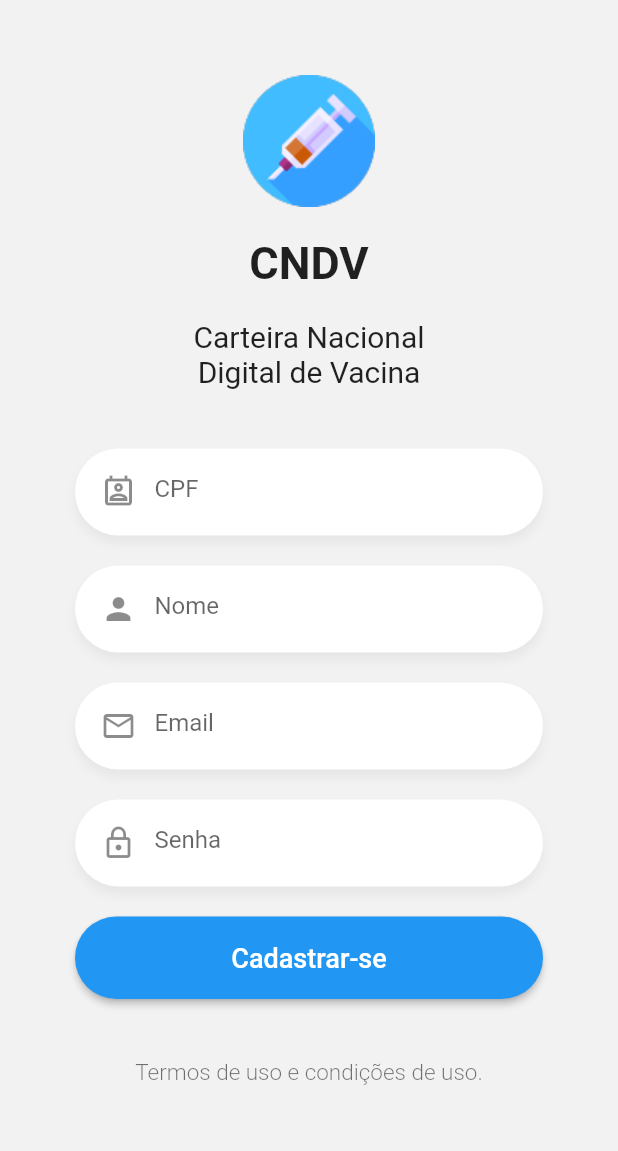
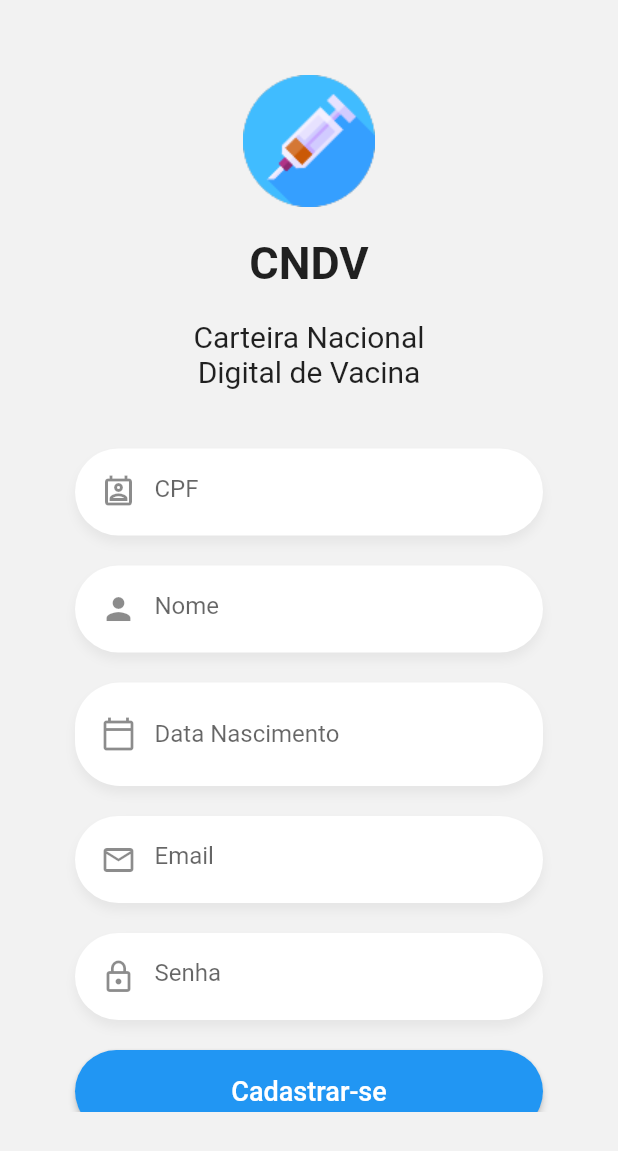
Before and after one commit to mrjhonyvidal/flutter-graphql-app, a Flutter app: the Cadastro screen opened by its route, on a phone screen of 412 x 824 dp. Shown: the top 1151 px of the screen. Run offline on Flutter 3.47's test engine with Material 2 defaults, Android fonts, the phone set to English and light mode, and no system bars; drawn by our look-alikes of overlay_support; our stand-ins replace firebase_messaging, flutter_secure_storage, font_awesome_flutter, geolocator, google_maps_flutter, graphql_flutter and 2 more; accounts and stored records are empty; network calls fail.

Commit message:
Update Cadastro Page to include Data Nascimento and add page tabPermissoes

```diff
--- a/cndv/lib/src/pages/auth/cadastro_page.dart
+++ b/cndv/lib/src/pages/auth/cadastro_page.dart
@@ -7,6 +7,7 @@ import 'package:cndv/src/widgets/logo.dart';
 import 'package:flutter/material.dart';
 import 'package:flutter/services.dart';
 import 'package:graphql_flutter/graphql_flutter.dart';
+import 'package:intl/intl.dart';
 import 'package:mask_text_input_formatter/mask_text_input_formatter.dart';
 
 class Cadastro extends StatelessWidget {
@@ -40,10 +41,16 @@ class Form extends StatefulWidget {
 }
 
 class _FormState extends State<Form> {
+
+  final formKey = GlobalKey<FormState>();
+  DateTime selectedNascimentoDate;
+  ValueChanged<DateTime> selectDate;
+
   final emailCtrl = TextEditingController();
   final passCtrl = TextEditingController();
   final cpfCtrl = TextEditingController();
   final nomeCtrl = TextEditingController();
+  final dtNascimentoCtrl = TextEditingController();
 
   @override
   Widget build(BuildContext context) {
@@ -58,8 +65,7 @@ class _FormState extends State<Form> {
               placeholder: 'CPF',
               keyboardType: TextInputType.number,
               textController: cpfCtrl,
-              textInputFormatter:
-                  MaskTextInputFormatter(mask: "###.###.###-##")),
+              textInputFormatter: MaskTextInputFormatter(mask: "###.###.###-##")),
           CustomInput(
             icon: Icons.person,
             placeholder: 'Nome',
@@ -67,6 +73,35 @@ class _FormState extends State<Form> {
             textController: nomeCtrl,
             textInputFormatter: MaskTextInputFormatter(mask: ""),
             textLength: 50,
+          ),
+          Container(
+            padding: EdgeInsets.only(top: 5, left: 5, bottom: 5, right: 20),
+            margin: EdgeInsets.only(bottom: 20),
+            decoration: BoxDecoration(
+                color: Colors.white,
+                borderRadius: BorderRadius.circular(30),
+                boxShadow: <BoxShadow>[
+                  BoxShadow(
+                      color: Colors.black.withOpacity(0.05),
+                      offset: Offset(0, 5),
+                      blurRadius: 5)
+                ]),
+            child: TextFormField(
+              controller: dtNascimentoCtrl,
+              onTap: () async {
+                FocusScope.of(context).requestFocus(new FocusNode());
+                // Show Date Picker here
+                await _selectDate(context);
+                dtNascimentoCtrl.text = DateFormat('dd/MM/yyyy').format(selectedNascimentoDate);
+              },
+              readOnly: true,
+              decoration: InputDecoration(
+                  border: InputBorder.none,
+                  labelText: 'Data Nascimento',
+                  prefixIcon: Icon(Icons.calendar_today_outlined),
+                  focusedBorder: InputBorder.none,
+              )
+            ),
           ),
           CustomInput(
             icon: Icons.mail_outline,
@@ -91,8 +126,15 @@ class _FormState extends State<Form> {
                   update: (GraphQLDataProxy cache, QueryResult result) {
                     return cache;
                   },
+                  onError: (err) {
+                    print(err);
+                  },
                   onCompleted: (dynamic resultData) {
                     if (resultData != null) {
+                      showValidationsAlertMsg(
+                        context,
+                        'Cadastro realizado com sucesso!',
+                        'Você receberá um email com mais instruções de uso.');
                       Navigator.pushReplacementNamed(context, 'login');
                     } else {
                       showValidationsAlertMsg(
@@ -108,7 +150,8 @@ class _FormState extends State<Form> {
                     'cpf': cpfCtrl.text,
                     'nome': nomeCtrl.text,
                     'senha': passCtrl.text,
-                    'email': emailCtrl.text
+                    'email': emailCtrl.text,
+                    "dt_nascimento": DateFormat('yyyy-MM-dd').format(selectedNascimentoDate)
                   }),
                 );
               })
@@ -116,4 +159,17 @@ class _FormState extends State<Form> {
       ),
     );
   }
+
+  Future<void> _selectDate(BuildContext context) async {
+    final DateTime pickedDate = await showDatePicker(
+        context: context,
+        initialDate: selectedNascimentoDate ?? DateTime.now(),
+        firstDate: DateTime(1901, 1),
+        lastDate: DateTime(2101));
+    if (pickedDate != null && pickedDate != selectedNascimentoDate)
+      setState(() {
+        print(pickedDate);
+        selectedNascimentoDate = pickedDate;
+      });
+  }
 }
--- a/cndv/lib/src/pages/tabs/tabCampanhaVacinas_page.dart
+++ b/cndv/lib/src/pages/tabs/tabCampanhaVacinas_page.dart
@@ -5,9 +5,9 @@ import 'package:cndv/src/services/graphql/queries/campanhas.dart';
 import 'package:graphql_flutter/graphql_flutter.dart';
 
 
-void main() => runApp(new MyApp());
+void main() => runApp(new TabCampanhas());
 
-class MyApp extends StatelessWidget {
+class TabCampanhas extends StatelessWidget {
   // This widget is the root of your application.
   @override
   Widget build(BuildContext context) {
@@ -44,8 +44,6 @@ class _ListPageState extends State<ListPage> {
 
   @override
   Widget build(BuildContext context) {
-
-
 
     ListTile makeListTile(ObtenerCampanha campanha) => ListTile(
       contentPadding:
--- a/cndv/lib/src/services/graphql/mutations/auth_token_registration_usuario.dart
+++ b/cndv/lib/src/services/graphql/mutations/auth_token_registration_usuario.dart
@@ -11,8 +11,8 @@ class authTokenRegistrationUsuario {
   """;
 
   static String registerNewUser = """
-    mutation novoUsuarioAcesso(\$cpf: String!, \$nome: String!, \$senha: String!, \$email: String!) {
-      novoUsuarioAcesso(input: {cpf: \$cpf, nome: \$nome, senha: \$senha, email: \$email}) {
+    mutation novoUsuarioAcesso(\$cpf: String!, \$nome: String!, \$senha: String!, \$email: String!, \$dt_nascimento: Date) {
+      novoUsuarioAcesso(input: {cpf: \$cpf, nome: \$nome, senha: \$senha, email: \$email, dt_nascimento: \$dt_nascimento}) {
         cpf
         nome
         email
```
Also changed, not shown: cndv/lib/src/pages/perfil/editar_dados_pessoais_page.dart (+25 -23 lines), cndv/lib/src/pages/tabs/tabPermissoes_page.dart (added, +23 -0 lines), cndv/lib/src/pages/tabs/tabs_page.dart (+5 -2 lines), cndv/lib/src/widgets/postos_saude_map.dart (+18 -5 lines), 1 other file.
